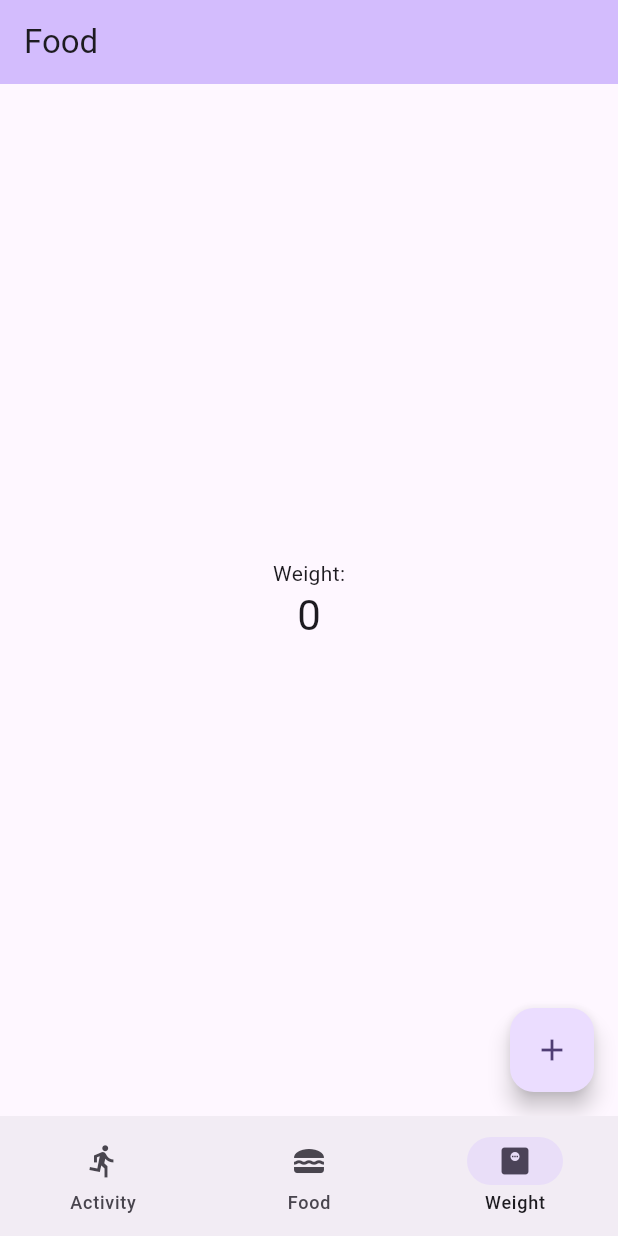
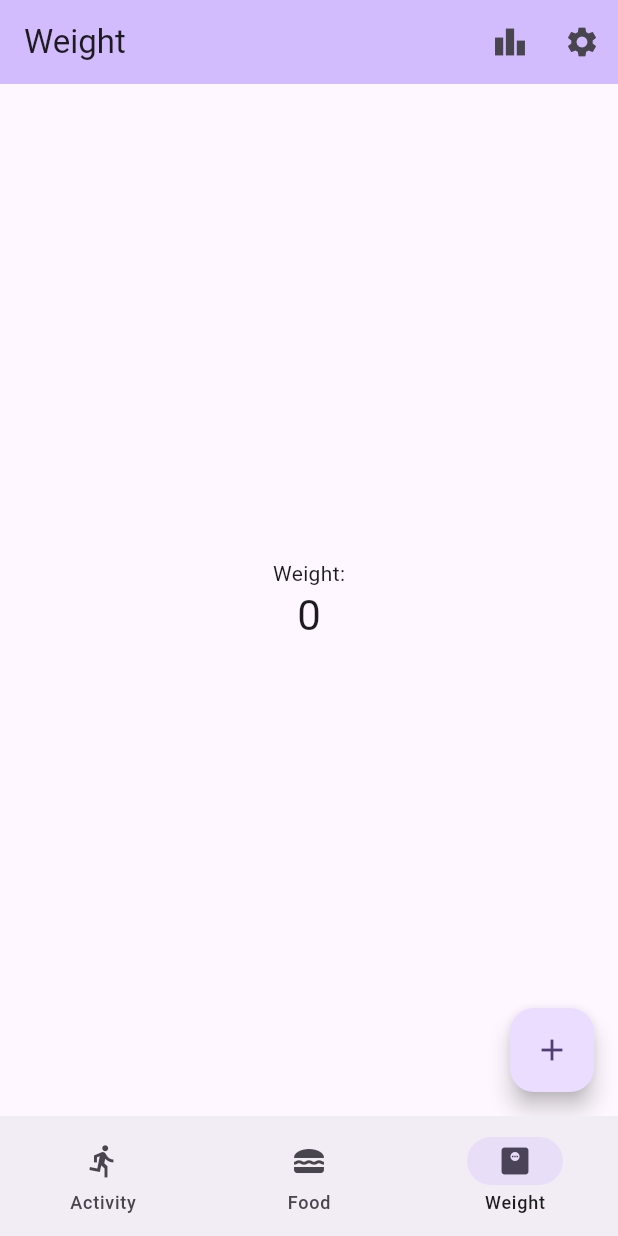
Before and after one commit to QuinnChrest/Flutter-Wellness-Tracker, a Flutter app: the screen it shows after launch, item 3 of the bottom bar chosen, on a phone screen of 412 x 824 dp. Run offline on Flutter 3.47's test engine with Material 3 defaults, Android fonts, the phone set to English and light mode, and no system bars.

Commit message:
get structure setup with different pages and state management for pages and those pages states

```diff
--- a/lib/main.dart
+++ b/lib/main.dart
@@ -1,7 +1,7 @@
 import 'package:flutter/material.dart';
-import 'package:wellness_tracker/states/activity.dart';
-import 'package:wellness_tracker/states/food.dart';
-import 'package:wellness_tracker/states/weight.dart';
+import 'package:wellness_tracker/pages/activity/activity.dart';
+import 'package:wellness_tracker/pages/food/food.dart';
+import 'package:wellness_tracker/pages/weight/weight.dart';
 
 void main() {
   runApp(const MyApp());
@@ -41,13 +41,13 @@ class _HomePage extends State<HomePage> {
     Widget page;
     switch (currentPage) {
       case Page.Activity:
-        page = const ActivityPage();
+        page = const Activity();
         break;
       case Page.Food:
-        page = const FoodPage();
+        page = const Food();
         break;
       case Page.Weight:
-        page = const WeightPage();
+        page = const Weight();
         break;
       default:
         throw UnimplementedError('no widget for $currentPage');
--- /dev/null
+++ b/lib/models/PageState.dart
@@ -0,0 +1,2 @@
+// ignore: constant_identifier_names
+enum PageState { Main, Settings, Graph }
--- a/lib/states/weight.dart
+++ b/lib/pages/activity/states/weight_main.dart
@@ -1,13 +1,16 @@
 import 'package:flutter/material.dart';
+import '../../../models/PageState.dart';
 
-class WeightPage extends StatefulWidget {
-  const WeightPage({super.key});
+class ActivityMain extends StatefulWidget {
+  final Function updateState;
+
+  const ActivityMain({super.key, required this.updateState});
 
   @override
-  State<WeightPage> createState() => _WeightPage();
+  State<ActivityMain> createState() => _ActivityMain();
 }
 
-class _WeightPage extends State<WeightPage> {
+class _ActivityMain extends State<ActivityMain> {
   int _counter = 0;
 
   void _incrementCounter() {
@@ -21,14 +24,26 @@ class _WeightPage extends State<WeightPage> {
     return Scaffold(
       appBar: AppBar(
         backgroundColor: Theme.of(context).colorScheme.inversePrimary,
-        title: const Text("Food"),
+        title: const Text("Activity"),
+        actions: [
+          IconButton(
+            onPressed: () => widget.updateState(PageState.Graph),
+            tooltip: "Graphs",
+            icon: const Icon(Icons.leaderboard),
+          ),
+          IconButton(
+            onPressed: () => widget.updateState(PageState.Settings),
+            tooltip: "Settings",
+            icon: const Icon(Icons.settings),
+          ),
+        ],
       ),
       body: Center(
         child: Column(
           mainAxisAlignment: MainAxisAlignment.center,
           children: <Widget>[
             const Text(
-              'Weight:',
+              'Activity:',
             ),
             Text(
               '$_counter',
--- a/lib/states/activity.dart
+++ b/lib/pages/weight/states/weight_main.dart
@@ -1,13 +1,16 @@
 import 'package:flutter/material.dart';
+import '../../../models/PageState.dart';
 
-class ActivityPage extends StatefulWidget {
-  const ActivityPage({super.key});
+class WeightMain extends StatefulWidget {
+  final Function updateState;
+
+  const WeightMain({super.key, required this.updateState});
 
   @override
-  State<ActivityPage> createState() => _ActivityPage();
+  State<WeightMain> createState() => _WeightMain();
 }
 
-class _ActivityPage extends State<ActivityPage> {
+class _WeightMain extends State<WeightMain> {
   int _counter = 0;
 
   void _incrementCounter() {
@@ -21,14 +24,26 @@ class _ActivityPage extends State<ActivityPage> {
     return Scaffold(
       appBar: AppBar(
         backgroundColor: Theme.of(context).colorScheme.inversePrimary,
-        title: const Text("Food"),
+        title: const Text("Weight"),
+        actions: [
+          IconButton(
+            onPressed: () => widget.updateState(PageState.Graph),
+            tooltip: "Graphs",
+            icon: const Icon(Icons.leaderboard),
+          ),
+          IconButton(
+            onPressed: () => widget.updateState(PageState.Settings),
+            tooltip: "Settings",
+            icon: const Icon(Icons.settings),
+          ),
+        ],
       ),
       body: Center(
         child: Column(
           mainAxisAlignment: MainAxisAlignment.center,
           children: <Widget>[
             const Text(
-              'Activity:',
+              'Weight:',
             ),
             Text(
               '$_counter',
--- /dev/null
+++ b/lib/pages/weight/weight.dart
@@ -0,0 +1,42 @@
+import 'package:flutter/material.dart';
+import 'package:wellness_tracker/pages/weight/states/weight_graph.dart';
+import 'package:wellness_tracker/pages/weight/states/weight_main.dart';
+import 'package:wellness_tracker/pages/weight/states/weight_settings.dart';
+import '../../models/PageState.dart';
+
+class Weight extends StatefulWidget {
+  const Weight({super.key});
+
+  @override
+  State<Weight> createState() => _Weight();
+}
+
+class _Weight extends State<Weight> {
+  PageState _currentState = PageState.Main;
+
+  updatePageState(PageState state) {
+    setState(() {
+      _currentState = state;
+    });
+  }
+
+  @override
+  Widget build(BuildContext context) {
+    Widget state;
+    switch (_currentState) {
+      case PageState.Main:
+        state = WeightMain(updateState: updatePageState);
+        break;
+      case PageState.Settings:
+        state = WeightSettings(updateState: updatePageState);
+        break;
+      case PageState.Graph:
+        state = WeightGraph(updateState: updatePageState);
+        break;
+      default:
+        throw UnimplementedError('no widget for $_currentState');
+    }
+
+    return Scaffold(body: state);
+  }
+}
```
Also changed, not shown: lib/pages/activity/activity.dart (added, +42 -0 lines), lib/pages/activity/states/weight_graph.dart (added, +27 -0 lines), lib/pages/activity/states/weight_settings.dart (added, +26 -0 lines), lib/pages/food/food.dart (added, +42 -0 lines), lib/pages/food/states/food_graph.dart (added, +27 -0 lines), lib/pages/food/states/food_main.dart (renamed from lib/states/food.dart, +19 -4 lines), lib/pages/food/states/food_settings.dart (added, +26 -0 lines), lib/pages/weight/states/weight_graph.dart (added, +27 -0 lines), lib/pages/weight/states/weight_settings.dart (added, +26 -0 lines).
